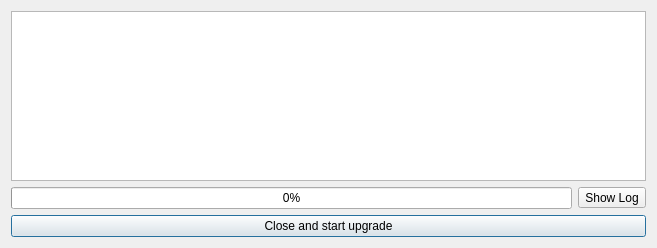
Above: autoupdatedialog.ui from ic005k/OCAuxiliaryTools before the change. Below: the same form after it.
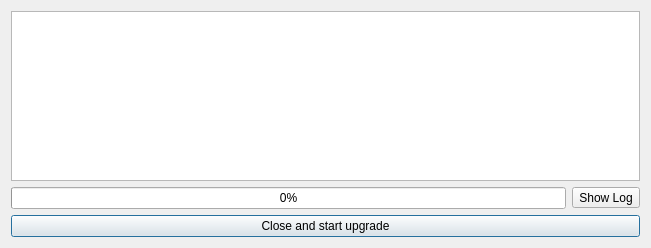
That is the form after the change.

```diff
--- a/autoupdatedialog.ui
+++ b/autoupdatedialog.ui
@@ -6,7 +6,7 @@
    <rect>
     <x>0</x>
     <y>0</y>
-    <width>657</width>
+    <width>651</width>
     <height>248</height>
    </rect>
   </property>
```
